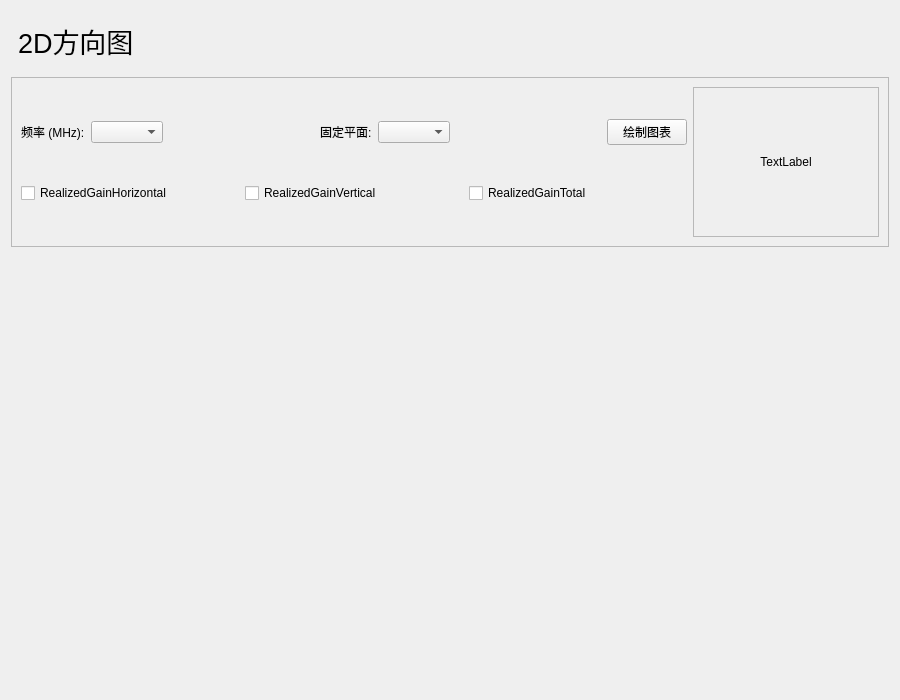
This is analysis_pattern_interface.ui in GongYeSUDA/AntennaTestHelper as Qt 5 draws it before an edit. The edited form follows.
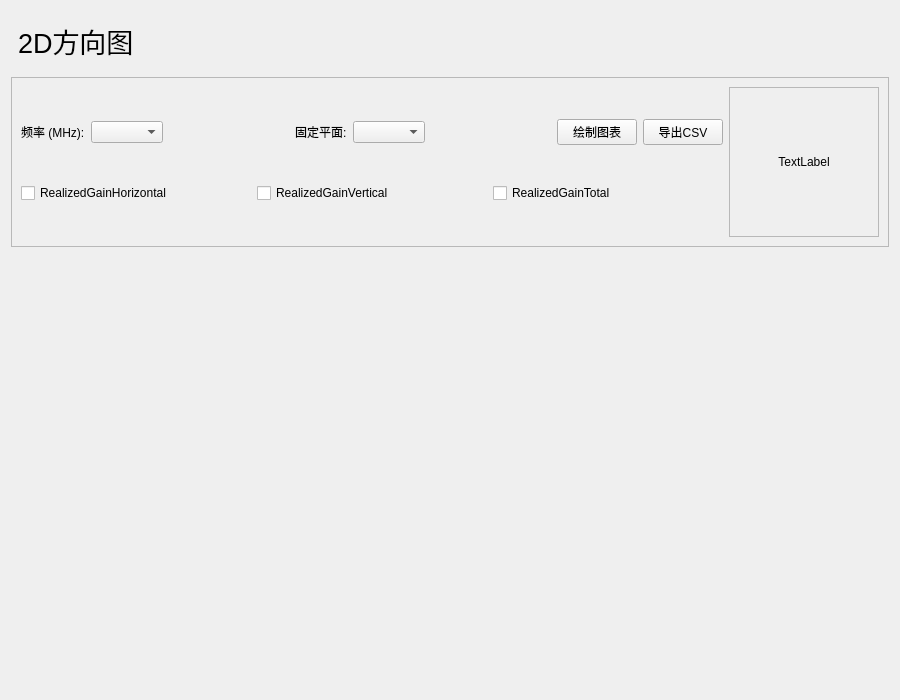
This is the edited form. Custom widgets are drawn as their Qt base class.

Diff of the .ui file:
```diff
--- a/analysis_pattern_interface.ui
+++ b/analysis_pattern_interface.ui
@@ -175,6 +175,25 @@
             </property>
            </widget>
           </item>
+          <item>
+           <widget class="PrimaryPushButton" name="csvButton">
+            <property name="sizePolicy">
+             <sizepolicy hsizetype="Expanding" vsizetype="Fixed">
+              <horstretch>0</horstretch>
+              <verstretch>0</verstretch>
+             </sizepolicy>
+            </property>
+            <property name="maximumSize">
+             <size>
+              <width>200</width>
+              <height>16777215</height>
+             </size>
+            </property>
+            <property name="text">
+             <string>导出CSV</string>
+            </property>
+           </widget>
+          </item>
          </layout>
         </item>
         <item>
```
